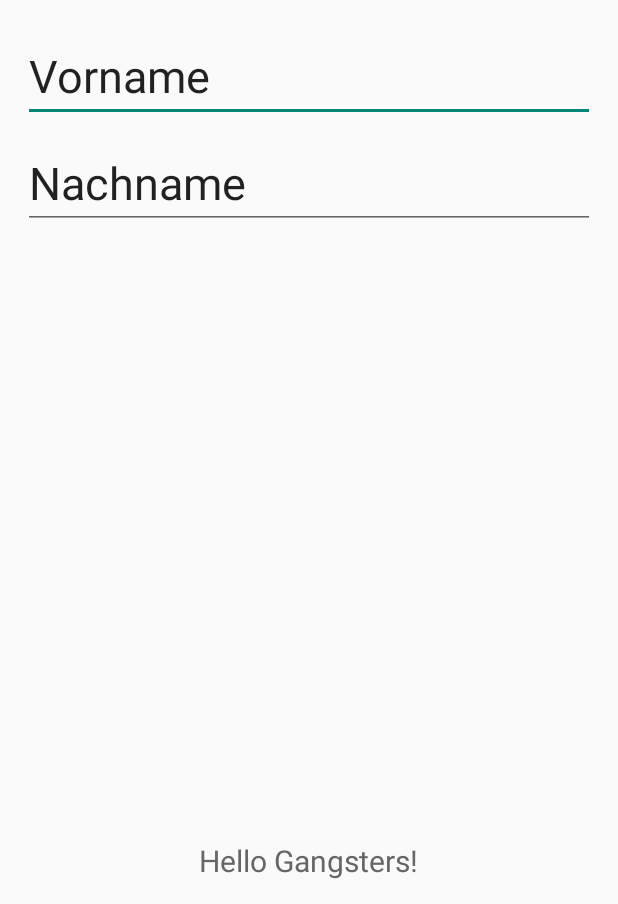
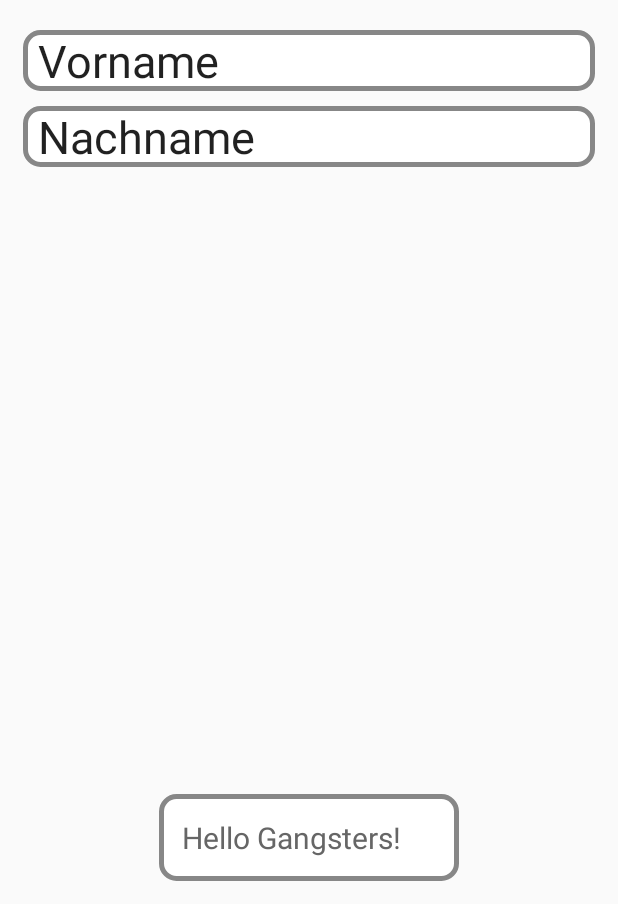
Before and after one commit to epikur90/sw14_xp_05, an Android app: the ProfileActivity screen opened directly, with no data from a screen before it, on a phone screen of 412 x 824 dp, the part 332-1236 px from its top. Run offline under Robolectric (Android 15) with nearby library versions, the light colour scheme and no system bars; 3 statements that could not run were skipped.

Commit message:
Added Json

```diff
--- a/app/build.gradle
+++ b/app/build.gradle
@@ -26,4 +26,5 @@ dependencies {
     compile 'com.android.support:support-v4:+'
     compile 'com.android.support:appcompat-v7:19.+'
     compile 'com.google.android.gms:play-services:+'
+    compile 'com.google.code.gson:gson:2.2.4'
 }
--- a/app/src/main/java/com/sw14_xp_05/pinkee/ContactsActivity.java
+++ b/app/src/main/java/com/sw14_xp_05/pinkee/ContactsActivity.java
@@ -89,6 +89,8 @@ public class ContactsActivity extends ActionBarActivity implements OnClickListen
         // as you specify a parent activity in AndroidManifest.xml.
         int id = item.getItemId();
         if (id == R.id.action_settings) {
+            Intent newActivity0 = new Intent(ContactsActivity.this, SettingsActivity.class);
+            startActivity(newActivity0);
             return true;
         }
         if (id == R.id.action_add_contact) {
--- a/app/src/main/java/com/sw14_xp_05/pinkee/ProfileActivity.java
+++ b/app/src/main/java/com/sw14_xp_05/pinkee/ProfileActivity.java
@@ -99,6 +99,8 @@ public class ProfileActivity extends ActionBarActivity {
         // as you specify a parent activity in AndroidManifest.xml.
         int id = item.getItemId();
         if (id == R.id.action_settings) {
+            Intent newActivity0 = new Intent(ProfileActivity.this, SettingsActivity.class);
+            startActivity(newActivity0);
             return true;
         }
         return super.onOptionsItemSelected(item);
--- a/app/src/main/java/com/sw14_xp_05/pinkeetests/TestSettingsActivity.java
+++ b/app/src/main/java/com/sw14_xp_05/pinkeetests/TestSettingsActivity.java
@@ -41,7 +41,7 @@ public class TestSettingsActivity extends ActivityInstrumentationTestCase2<Setti
         for( int i = 0; i < 4; i++)
         {
             solo.clickOnButton("theme");
-            solo.clickOnButton(i);
+            solo.clickOnImageButton(i);
         }
     }
 
--- a/app/src/main/res/drawable-mdpi/textviewshape.xml
+++ b/app/src/main/res/drawable-mdpi/textviewshape.xml
@@ -1,10 +1,10 @@
 <?xml version="1.0" encoding="utf-8"?>
 <shape xmlns:android="http://schemas.android.com/apk/res/android" android:shape="rectangle" >
     <corners
-        android:radius="20dp"
+        android:radius="10dp"
         />
     <solid
-        android:color="#d66ee1"
+        android:color="#FFFFFF"
         />
     <padding
         android:left="0dp"
--- a/app/src/main/res/layout/activity_chat.xml
+++ b/app/src/main/res/layout/activity_chat.xml
@@ -24,8 +24,7 @@
         android:layout_alignParentLeft="true"
         android:layout_toLeftOf="@+id/buttonSend"
         android:ems="10"
-        android:background="#e6e6e6"
-        android:layout_below="@+id/messageList">
+        android:background="#e6e6e6">
 
         <requestFocus />
     </EditText>
@@ -37,6 +36,7 @@
         android:layout_above="@+id/buttonSend"
         android:layout_alignParentLeft="true"
         android:layout_alignParentTop="true"
-        android:background="@drawable/textviewshape"/>
+        android:background="@drawable/textviewshape"
+        android:alpha="0.70"/>
 
 </RelativeLayout>
--- a/app/src/main/res/layout/activity_info.xml
+++ b/app/src/main/res/layout/activity_info.xml
@@ -27,7 +27,8 @@
         android:background="@drawable/textviewshape"
         android:paddingLeft="25dp"
         android:paddingTop="7dp"
-        android:layout_margin="5dp" />
+        android:layout_margin="5dp"
+        android:alpha="0.70"/>
 
     <TextView
         android:layout_width="wrap_content"
@@ -40,5 +41,6 @@
         android:background="@drawable/textviewshape"
         android:paddingLeft="50dp"
         android:paddingTop="7dp"
-        android:layout_margin="5dp"/>
+        android:layout_margin="5dp"
+        android:alpha="0.70"/>
 </LinearLayout>
--- a/app/src/main/res/layout/activity_list.xml
+++ b/app/src/main/res/layout/activity_list.xml
@@ -10,6 +10,7 @@
         android:id="@+id/listView"
         android:layout_width="fill_parent"
         android:layout_height="wrap_content"
-          android:background="@drawable/textviewshape">
+          android:background="@drawable/textviewshape"
+          android:alpha="0.70">
       </ListView>
 </RelativeLayout>
--- a/app/src/main/res/layout/activity_profile.xml
+++ b/app/src/main/res/layout/activity_profile.xml
@@ -26,7 +26,10 @@
         android:text="Vorname"
         android:textSize="30dp"
         android:layout_marginBottom="10dp"
-        android:layout_below="@+id/profilePictureView"/>
+        android:paddingLeft="10dp"
+        android:layout_below="@+id/profilePictureView"
+        android:background="@drawable/textviewshape"/>
+
     <EditText
         android:id="@+id/editName"
         android:layout_width="match_parent"
@@ -34,7 +37,9 @@
         android:inputType="textPersonName"
         android:text="Nachname"
         android:textSize="30dp"
-        android:layout_below="@+id/editForename"/>
+        android:paddingLeft="10dp"
+        android:layout_below="@+id/editForename"
+        android:background="@drawable/textviewshape"/>
 
     <TextView
         android:id="@+id/emailView"
@@ -44,7 +49,9 @@
         android:layout_centerHorizontal="true"
         android:layout_width="wrap_content"
         android:layout_height="wrap_content"
-        android:layout_alignParentBottom="true"/>
+        android:layout_alignParentBottom="true"
+        android:padding="15dp"
+        android:background="@drawable/textviewshape"/>
 
 
 
--- a/app/src/main/res/layout/fragment_chat.xml
+++ b/app/src/main/res/layout/fragment_chat.xml
@@ -6,6 +6,6 @@
     android:paddingLeft="@dimen/activity_horizontal_margin"
     android:paddingRight="@dimen/activity_horizontal_margin"
     android:paddingTop="@dimen/activity_vertical_margin"
-    tools:context="com.sw14_xp_05.pinkee.ChatActivity$PlaceholderFragment" >
+    tools:context="com.sw14_xp_05.pinkee.ChatActivity$PlaceholderFragment">
 
 </RelativeLayout>
```
Also changed, not shown: app/src/main/java/com/sw14_xp_05/pinkee/ChatListAdapter.java (+12 -2 lines).
